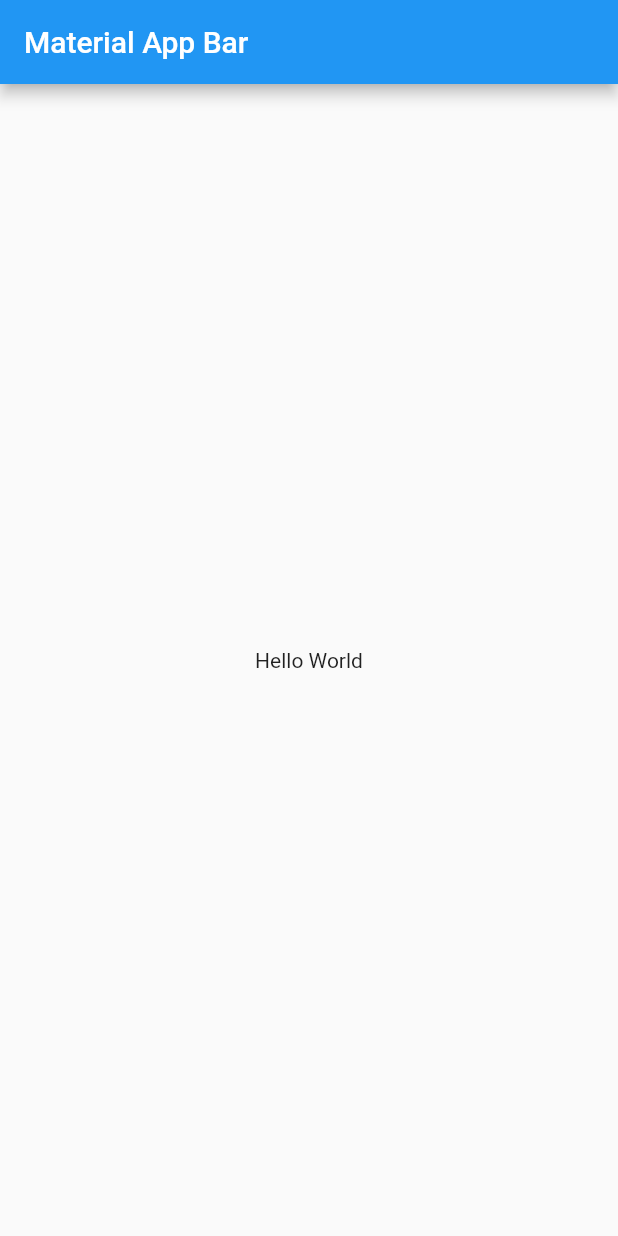
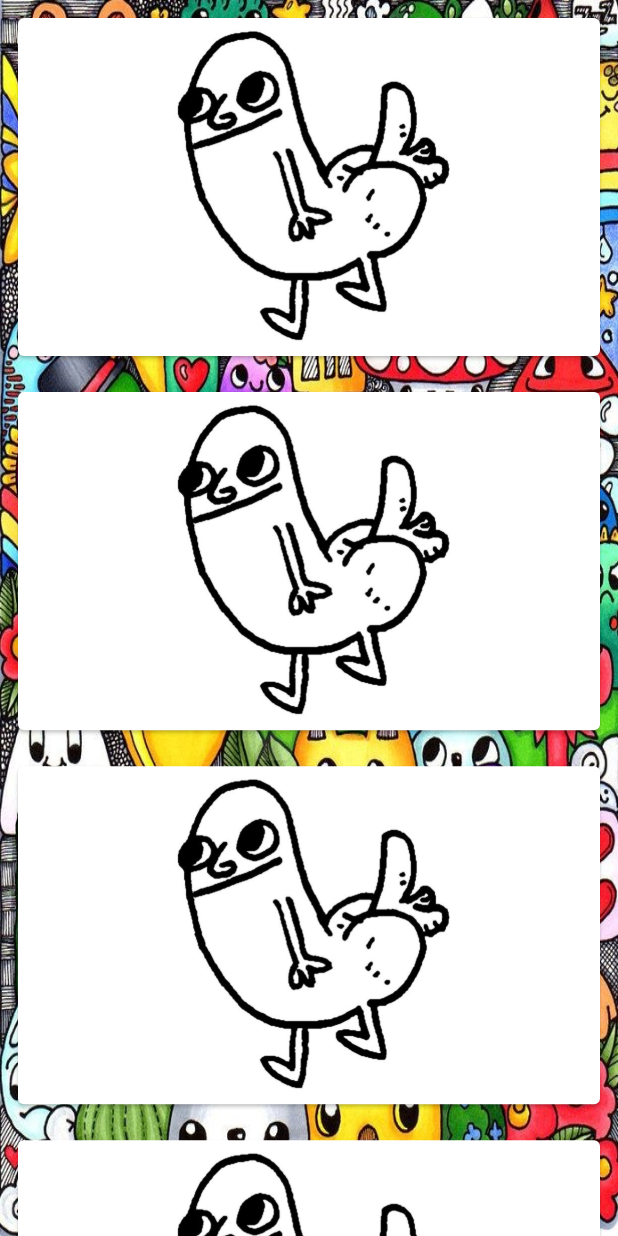
Before and after one commit to gifhary/alfabet, a Flutter app: the screen it shows after launch, on a phone screen of 412 x 824 dp. Run offline on Flutter 3.47's test engine with Material 2 defaults, Android fonts, the phone set to English and light mode, and no system bars.

Commit message:
some in home

```diff
--- a/lib/screen/home.dart
+++ b/lib/screen/home.dart
@@ -8,18 +8,30 @@ class Home extends StatefulWidget {
 class _HomeState extends State<Home> {
   @override
   Widget build(BuildContext context) {
-    return MaterialApp(
-      title: 'Material App',
-      home: Scaffold(
-        appBar: AppBar(
-          title: Text('Material App Bar'),
-        ),
-        body: Center(
-          child: Container(
-            child: Text('Hello World'),
-          ),
-        ),
-      ),
+    return SafeArea(
+      child: Scaffold(
+          body: Stack(
+        children: [
+          Container(
+              height: MediaQuery.of(context).size.height,
+              child: Image.asset("asset/img/home_background.jpg",
+                  fit: BoxFit.fill)),
+          ListView.builder(
+              itemCount: 8,
+              itemBuilder: (context, index) {
+                return Padding(
+                  padding: const EdgeInsets.all(8.0),
+                  child: Card(
+                    child: Padding(
+                      padding: const EdgeInsets.all(8.0),
+                      child:
+                          Image.asset("asset/img/DButt.jpg", fit: BoxFit.cover),
+                    ),
+                  ),
+                );
+              }),
+        ],
+      )),
     );
   }
 }
--- a/pubspec.yaml
+++ b/pubspec.yaml
@@ -45,8 +45,8 @@ flutter:
   uses-material-design: true
 
   # To add assets to your application, add an assets section, like this:
-  # assets:
-  #   - images/a_dot_burr.jpeg
+  assets:
+     - asset/img/
   #   - images/a_dot_ham.jpeg
 
   # An image asset can refer to one or more resolution-specific "variants", see
```
Also changed, not shown: asset/img/DButt.jpg (renamed from asset/DButt.jpg), asset/img/home_background.jpg (added), 1 other file.
